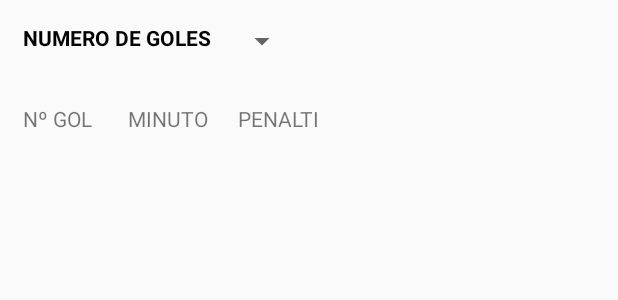
After one commit to Anthua22/FutApp, an Android app: the layout dialogo_gol.xml on its own in the app's theme, with its tools: preview values and no code run, on a phone screen of 412 x 824 dp. The commit adds this screen. Shown: the top 300 px of the screen. Run offline under Robolectric (Android 15) with nearby library versions, the phone set to English and light mode, and no system bars.

Commit message:
Creo el diálogo para colocar los goles

```diff
--- a/app/src/main/java/com/example/futapp/VistasFragments/JugadoresLocalesFragment.java
+++ b/app/src/main/java/com/example/futapp/VistasFragments/JugadoresLocalesFragment.java
@@ -62,7 +62,8 @@ public class JugadoresLocalesFragment extends Fragment {
         adaptadorJugadores.setClickeventoDialogo(new onDialogoEventoClickListener() {
             @Override
             public void onEventoClick(Jugadores jugadores) {
-                DialogFragment dialogFragment = new DialogoEvento(jugadores);
+                RecyclerView.ViewHolder holder = recyclerView.findViewHolderForAdapterPosition(posicion);
+                DialogFragment dialogFragment = new DialogoEvento(jugadores, holder);
                 dialogFragment.show(getFragmentManager(),"evento");
             }
         });
@@ -79,7 +80,8 @@ public class JugadoresLocalesFragment extends Fragment {
         adaptadorJugadores.setClickgolDialogo(new onDialogoGolClickListener() {
             @Override
             public void onGolClick(Jugadores jugadores) {
-                Toast.makeText(getActivity(), jugadores.getCategoria(),Toast.LENGTH_SHORT).show();
+                DialogFragment dialogFragment = new DialogoGol(jugadores);
+                dialogFragment.show(getFragmentManager(),"gol");
             }
         });
         recyclerView.setHasFixedSize(true);
--- /dev/null
+++ b/app/src/main/res/layout/dialogo_gol.xml
@@ -0,0 +1,50 @@
+<?xml version="1.0" encoding="utf-8"?>
+<LinearLayout
+    xmlns:android="http://schemas.android.com/apk/res/android" android:layout_width="match_parent"
+    android:layout_height="match_parent"
+    android:padding="15dp"
+    android:orientation="vertical">
+
+    <LinearLayout
+        android:layout_width="match_parent"
+        android:layout_height="wrap_content"
+        android:orientation="horizontal">
+
+        <TextView
+            android:layout_width="wrap_content"
+            android:layout_height="wrap_content"
+            android:text="NUMERO DE GOLES"
+            android:textColor="#000"
+            android:textStyle="bold"/>
+        <Spinner
+            android:layout_marginLeft="10dp"
+            android:layout_width="wrap_content"
+            android:layout_height="wrap_content"
+            android:id="@+id/numerogoles"/>
+
+
+    </LinearLayout>
+    <TableLayout
+        android:layout_marginTop="30dp"
+        android:layout_width="match_parent"
+        android:layout_height="wrap_content"
+        android:id="@+id/tablagoles">
+        <TableRow android:layout_width="wrap_content" android:layout_height="wrap_content">
+            <TextView
+                android:layout_width="50dp"
+                android:layout_height="wrap_content"
+
+                android:text="Nº GOL"/>
+            <TextView
+                android:layout_width="wrap_content"
+                android:layout_marginLeft="20dp"
+                android:layout_height="wrap_content"
+                android:text="MINUTO"/>
+            <TextView android:layout_height="wrap_content"
+                android:layout_width="wrap_content"
+                android:layout_marginLeft="20dp"
+                android:text="PENALTI"/>
+
+        </TableRow>
+    </TableLayout>
+</LinearLayout>
```
Also changed, not shown: app/src/main/java/com/example/futapp/VistasFragments/DialogoEvento.java (+28 -3 lines), app/src/main/java/com/example/futapp/VistasFragments/DialogoGol.java (added, +151 -0 lines), app/src/main/res/layout/dialogo_evento.xml (+39 -0 lines), app/src/main/res/values/ids.xml (added, +19 -0 lines).
